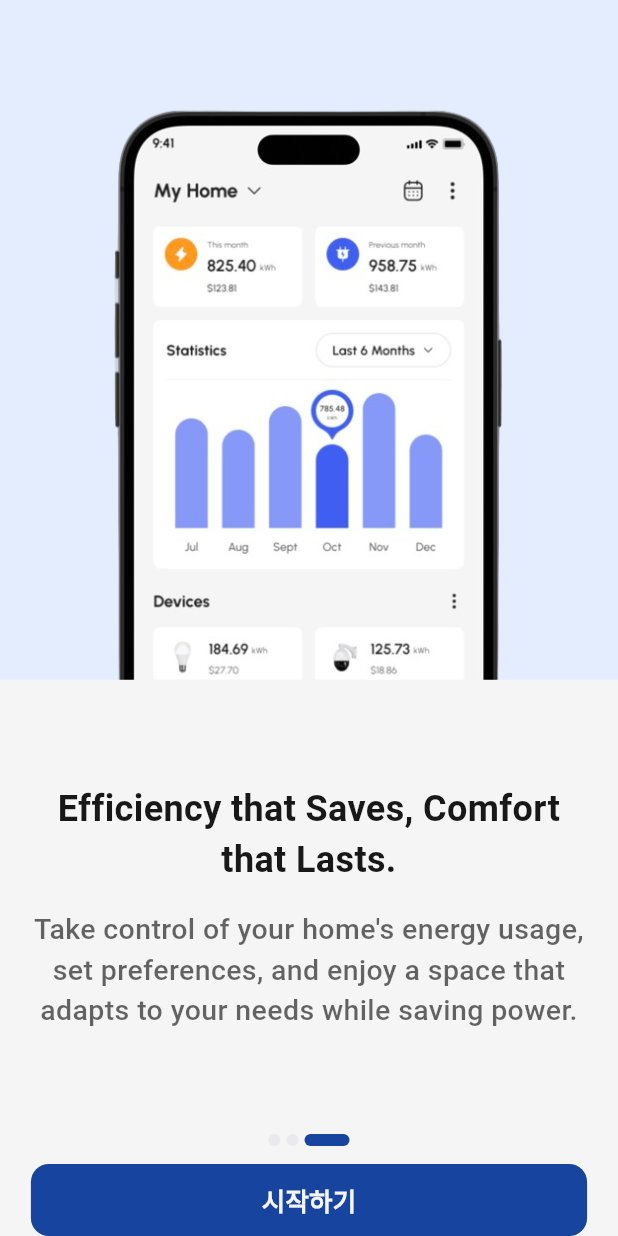
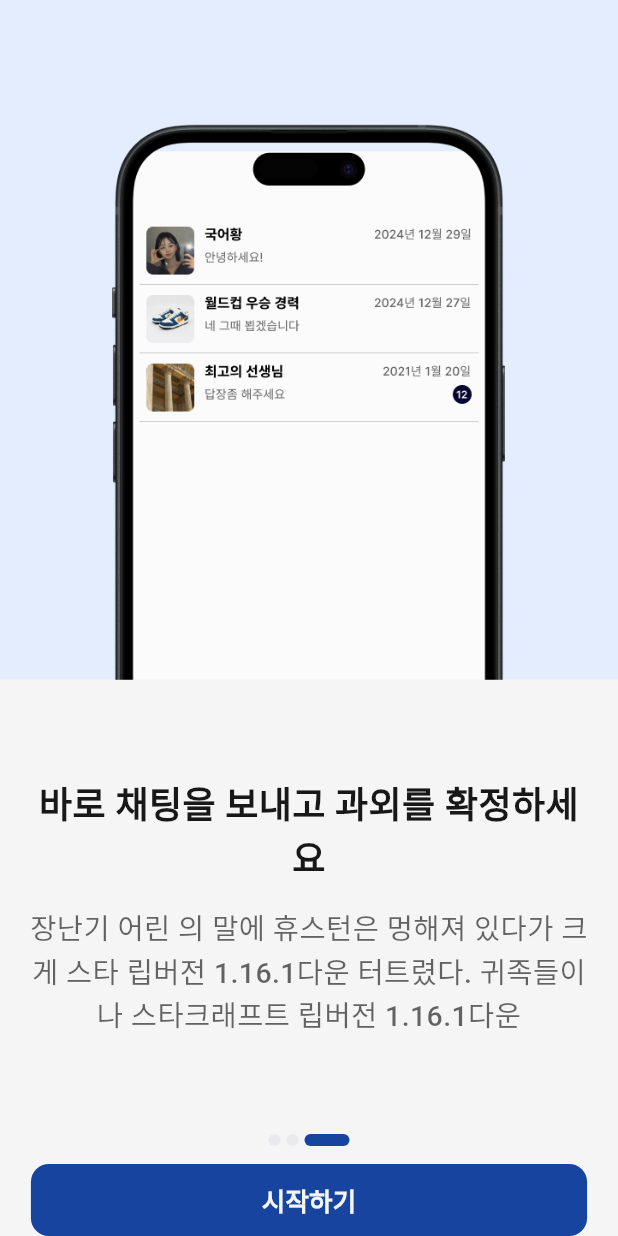
Before and after one commit to grden/flutter-indeed, a Flutter app: the screen it shows after launch, swiped to page 3, on a phone screen of 412 x 824 dp. Run offline on Flutter 3.47's test engine with Material 3 defaults, Android fonts, the phone set to English and light mode, and no system bars; our stand-ins replace avatar_glow, carousel_slider, cloud_firestore, expandable_page_view, firebase_auth, firebase_core and 12 more; missing offline and left inert: grpc, material_dialogs, protobuf; accounts and stored records are empty; Roboto replaces fonts that are missing (Pretendard).

Commit message:
implemented onboarding screen

```diff
--- a/lib/onboarding/data_onboarding.dart
+++ b/lib/onboarding/data_onboarding.dart
@@ -2,25 +2,22 @@ import 'model_onboarding.dart';
 
 class AppStrings {
   AppStrings._();
-  static const String onboardingOneTitle =
-      'Empower Your Home, Simplify Your Life';
+  static const String onboardingOneTitle = '선생님, 학생의 프로필을\n한눈에 확인하세요';
   static const String onboardingOneSubtitle =
-      'Transform your living space into a smarter, more connected home with Smartome. All at your fingertips.';
-  static const String onboardingTwoTitle =
-      'Effortless Control, Automate, & Secure';
+      '스타크래프트 립버전 1.16.1다운 있을 것 같았다. 그건 실로 벅찬 감격이었다.';
+  static const String onboardingTwoTitle = '리뷰와 같은 자세한 정보로 안전하게 과외를 성사시키세요';
   static const String onboardingTwoSubtitle =
-      'Smartome empowers you to control your devices, & automate your routines. Embrace a world where your home adapts to your needs';
-  static const String onboardingThreeTitle =
-      'Efficiency that Saves, Comfort that Lasts.';
+      '입구가 녹슬어 엉겨붙은 문을 열어 부지내를 마차가 스타크래프트 립버전 1.16.1다운 저택으로 향하는 길만은 어떻게든';
+  static const String onboardingThreeTitle = '바로 채팅을 보내고 과외를 확정하세요';
   static const String onboardingThreeSubtitle =
-      "Take control of your home's energy usage, set preferences, and enjoy a space that adapts to your needs while saving power.";
+      "장난기 어린 의 말에 휴스턴은 멍해져 있다가 크게 스타 립버전 1.16.1다운 터트렸다. 귀족들이나 스타크래프트 립버전 1.16.1다운";
 }
 
 class AppAssets {
   AppAssets._();
-  static const String onboardOneLight = 'assets/image/onboard1Light.png';
-  static const String onboardTwoLight = 'assets/image/onboard2Light.png';
-  static const String onboardThreeLight = 'assets/image/onboard3Light.png';
+  static const String onboardOneLight = 'assets/image/on1.png';
+  static const String onboardTwoLight = 'assets/image/on2.png';
+  static const String onboardThreeLight = 'assets/image/on3.png';
 }
 
 final List<OnboardingModel> onboardingData = [
```
Also changed, not shown: assets/image/on1.png (added), assets/image/on2.png (added), assets/image/on3.png (added).
